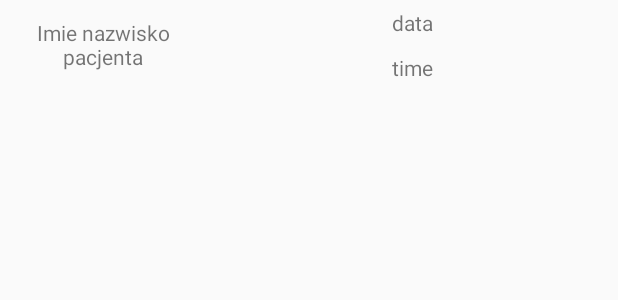
After one commit to SzymDu/DentAppMobile, an Android app: the layout appointmentlist.xml on its own in the app's theme, with its tools: preview values and no code run, on a phone screen of 412 x 824 dp. The commit adds this screen. Shown: the top 300 px of the screen. Run offline under Robolectric (Android 15) with nearby library versions, the phone set to English and light mode, and no system bars.

Commit message:
list of appointments for doctor

```diff
--- a/app/build.gradle
+++ b/app/build.gradle
@@ -32,6 +32,7 @@ dependencies {
     implementation fileTree(dir: 'libs', include: ['*.jar'])
     implementation 'com.android.support:appcompat-v7:28.0.0'
     implementation 'com.android.support.constraint:constraint-layout:1.1.3'
+    implementation group: 'com.google.code.gson', name: 'gson', version: '2.7'
     implementation 'org.springframework.android:spring-android-rest-template:2.0.0.M3'
     implementation 'org.codehaus.jackson:jackson-mapper-asl:1.9.13'
     implementation 'org.codehaus.jackson:jackson-core-asl:1.9.13'
@@ -44,4 +45,5 @@ dependencies {
     testImplementation 'junit:junit:4.12'
     androidTestImplementation 'com.android.support.test:runner:1.0.2'
     androidTestImplementation 'com.android.support.test.espresso:espresso-core:3.0.2'
+    implementation 'com.google.android.gms:play-services-maps:16.0.0'
 }
--- a/app/src/main/AndroidManifest.xml
+++ b/app/src/main/AndroidManifest.xml
@@ -20,7 +20,8 @@
                 <category android:name="android.intent.category.LAUNCHER" />
             </intent-filter>
         </activity>
-        <activity android:name=".Profile"></activity>
+        <activity android:name=".Profile" />
+        <activity android:name=".AppointmentActivity"></activity>
     </application>
 
 </manifest>
--- /dev/null
+++ b/app/src/main/res/layout/appointmentlist.xml
@@ -0,0 +1,37 @@
+<?xml version="1.0" encoding="utf-8"?>
+<LinearLayout xmlns:android="http://schemas.android.com/apk/res/android"
+    android:layout_width="match_parent"
+    android:layout_height="match_parent">
+
+    <TextView
+        android:layout_width="match_parent"
+        android:layout_height="60dp"
+        android:text="Imie nazwisko pacjenta"
+        android:gravity="center"
+        android:textAlignment="center"
+        android:id="@+id/pacjent"
+        android:layout_weight="66.6"/>
+        />
+    <LinearLayout
+        android:layout_width="match_parent"
+        android:layout_height="wrap_content"
+        android:layout_weight="33.3"
+        android:orientation="vertical">
+
+        <TextView
+            android:layout_width="match_parent"
+            android:layout_height="30dp"
+            android:id="@+id/data"
+            android:text="data"
+            android:gravity="center"
+            />
+        <TextView
+            android:layout_width="match_parent"
+            android:layout_height="30dp"
+            android:id="@+id/time"
+            android:text="time"
+            android:gravity="center"
+            />
+    </LinearLayout>
+
+</LinearLayout>
```
Also changed, not shown: app/src/main/java/com/example/szymon/dentapp/AppointmentActivity.java (added, +55 -0 lines), app/src/main/java/com/example/szymon/dentapp/AppointmentListAdapter.java (added, +39 -0 lines), app/src/main/java/com/example/szymon/dentapp/Profile.java (+79 -3 lines), app/src/main/res/layout/activity_appointment.xml (added, +19 -0 lines), app/src/main/res/layout/activity_profile.xml (+10 -0 lines).
